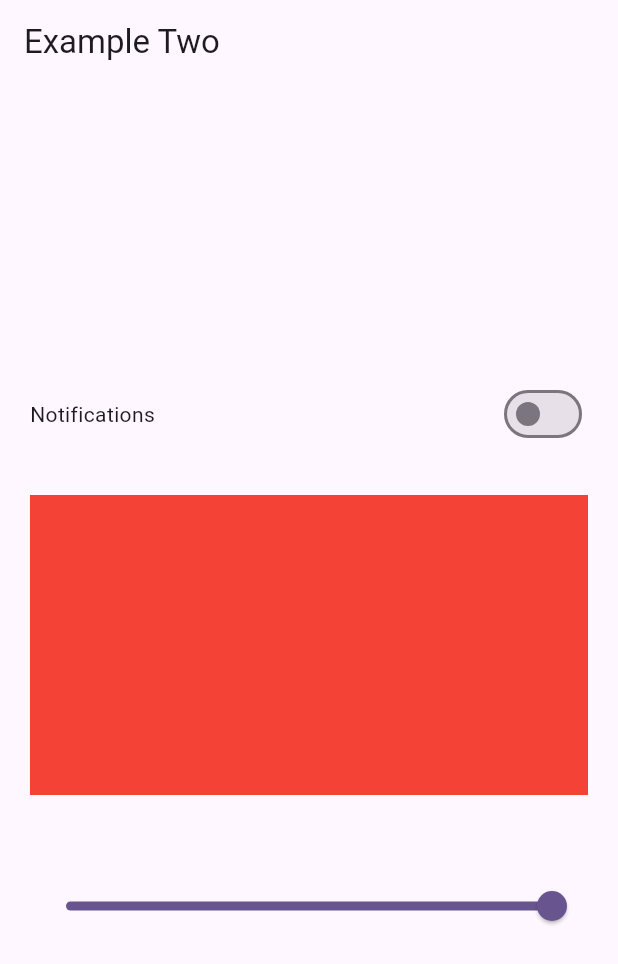
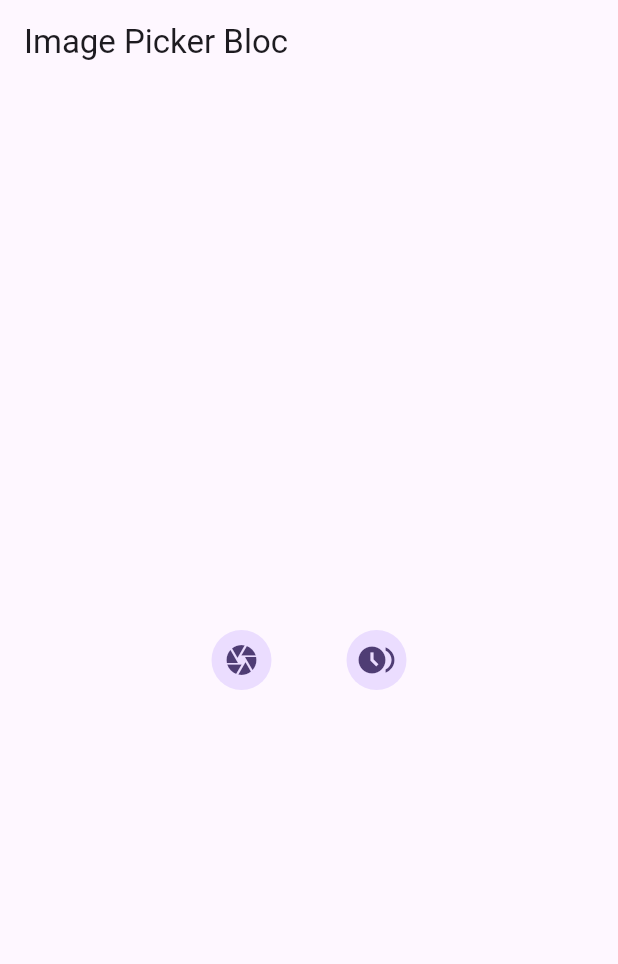
Before and after one commit to KrishKanojia/Bloc-Project, a Flutter app: the screen it shows after launch, on a phone screen of 412 x 824 dp. Shown: the top 964 px of the screen. Run offline on Flutter 3.47's test engine with Material 3 defaults, Android fonts, the phone set to English and light mode, and no system bars; our stand-ins replace bloc, equatable, flutter_bloc, image_picker.

Commit message:
Bloc ImagePicker

```diff
--- /dev/null
+++ b/lib/bloc/imagePicker/imagePicker_bloc.dart
@@ -0,0 +1,25 @@
+import 'package:bloc/bloc.dart';
+import 'package:demo_app/bloc/imagePicker/imagePicker_event.dart';
+import 'package:demo_app/bloc/imagePicker/imagePicker_state.dart';
+import 'package:demo_app/utils/image_picker_utils.dart';
+import 'package:image_picker/image_picker.dart';
+
+class ImagePickerBloc extends Bloc<ImagePickerEvent, ImagePickerState> {
+  final ImagePickerUtils imageUtils;
+  ImagePickerBloc(this.imageUtils) : super(const ImagePickerState()) {
+    on<CameraCapture>(_cameraCapture);
+    on<GalleryImagePicker>(_galleryImagePicker);
+  }
+
+  void _cameraCapture(
+      ImagePickerEvent event, Emitter<ImagePickerState> emit) async {
+    XFile? file = await imageUtils.cameraCapture();
+    emit(state.copyWith(file: file));
+  }
+
+  void _galleryImagePicker(
+      ImagePickerEvent event, Emitter<ImagePickerState> emit) async {
+    XFile? file = await imageUtils.picKImageFromGallery();
+    emit(state.copyWith(file: file));
+  }
+}
--- /dev/null
+++ b/lib/bloc/imagePicker/imagePicker_event.dart
@@ -0,0 +1,11 @@
+import 'package:equatable/equatable.dart';
+
+abstract class ImagePickerEvent extends Equatable {
+  const ImagePickerEvent();
+  @override
+  List<Object> get props => [];
+}
+
+class CameraCapture extends ImagePickerEvent {}
+
+class GalleryImagePicker extends ImagePickerEvent {}
--- /dev/null
+++ b/lib/bloc/imagePicker/imagePicker_state.dart
@@ -0,0 +1,14 @@
+import 'package:equatable/equatable.dart';
+import 'package:image_picker/image_picker.dart';
+
+class ImagePickerState extends Equatable {
+  final XFile? file;
+  const ImagePickerState({this.file});
+
+  ImagePickerState copyWith({XFile? file}) {
+    return ImagePickerState(file: file ?? this.file);
+  }
+
+  @override
+  List<Object?> get props => [file];
+}
--- a/lib/bloc/switch/switch_event.dart
+++ b/lib/bloc/switch/switch_event.dart
@@ -12,7 +12,7 @@ class EnableOrDisableNotification extends SwitchEvent {}
 class SliderEvent extends SwitchEvent {
   final double value;
 
-  SliderEvent({required this.value});
+  const SliderEvent({required this.value});
 
   @override
   List<Object> get props => [value];
--- a/lib/main.dart
+++ b/lib/main.dart
@@ -1,7 +1,10 @@
 import 'package:demo_app/bloc/counter/counter_bloc.dart';
+import 'package:demo_app/bloc/imagePicker/imagePicker_bloc.dart';
 import 'package:demo_app/bloc/switch/switch_bloc.dart';
 import 'package:demo_app/ui/counter/counter_screen.dart';
+import 'package:demo_app/ui/imagePicker/imagePicker_screen.dart';
 import 'package:demo_app/ui/switch/switch_screen.dart';
+import 'package:demo_app/utils/image_picker_utils.dart';
 import 'package:flutter/material.dart';
 import 'package:flutter_bloc/flutter_bloc.dart';
 
@@ -18,6 +21,7 @@ class MyApp extends StatelessWidget {
       providers: [
         BlocProvider(create: (context) => CounterBloc()),
         BlocProvider(create: (context) => SwitchBloc()),
+        BlocProvider(create: (context) => ImagePickerBloc(ImagePickerUtils())),
       ],
       child: MaterialApp(
         title: 'Flutter Demo',
@@ -26,7 +30,7 @@ class MyApp extends StatelessWidget {
           colorScheme: ColorScheme.fromSeed(seedColor: Colors.deepPurple),
           useMaterial3: true,
         ),
-        home: const SwitchExample(),
+        home: const ImagePickerScreen(),
       ),
     );
   }
--- /dev/null
+++ b/lib/ui/imagePicker/imagePicker_screen.dart
@@ -0,0 +1,53 @@
+import 'dart:io';
+
+import 'package:demo_app/bloc/imagePicker/imagePicker_bloc.dart';
+import 'package:demo_app/bloc/imagePicker/imagePicker_event.dart';
+import 'package:demo_app/bloc/imagePicker/imagePicker_state.dart';
+import 'package:flutter/material.dart';
+import 'package:flutter/widgets.dart';
+import 'package:flutter_bloc/flutter_bloc.dart';
+
+class ImagePickerScreen extends StatelessWidget {
+  const ImagePickerScreen({super.key});
+
+  @override
+  Widget build(BuildContext context) {
+    return Scaffold(
+      appBar: AppBar(
+        title: const Text("Image Picker Bloc"),
+      ),
+      body: Center(
+        child: BlocBuilder<ImagePickerBloc, ImagePickerState>(
+          builder: (context, state) {
+            return state.file == null
+                ? Row(
+                    mainAxisAlignment: MainAxisAlignment.center,
+                    children: [
+                      InkWell(
+                        onTap: () => context
+                            .read<ImagePickerBloc>()
+                            .add(CameraCapture()),
+                        child: const CircleAvatar(
+                          child: Icon(Icons.camera),
+                        ),
+                      ),
+                      const SizedBox(width: 50),
+                      InkWell(
+                        onTap: () => context
+                            .read<ImagePickerBloc>()
+                            .add(GalleryImagePicker()),
+                        child: const CircleAvatar(
+                          child: Icon(Icons.browse_gallery_sharp),
+                        ),
+                      ),
+                    ],
+                  )
+                : Image.file(
+                    File(state.file!.path.toString()),
+                  );
+          },
+        ),
+      ),
+    );
+  }
+}
--- /dev/null
+++ b/lib/utils/image_picker_utils.dart
@@ -0,0 +1,15 @@
+import 'package:image_picker/image_picker.dart';
+
+class ImagePickerUtils {
+  final ImagePicker _picker = ImagePicker();
+
+  Future<XFile?> cameraCapture() async {
+    final XFile? file = await _picker.pickImage(source: ImageSource.camera);
+    return file;
+  }
+
+  Future<XFile?> picKImageFromGallery() async {
+    final XFile? file = await _picker.pickImage(source: ImageSource.gallery);
+    return file;
+  }
+}
--- a/pubspec.yaml
+++ b/pubspec.yaml
@@ -15,6 +15,8 @@ dependencies:
   bloc: ^8.1.2
   flutter_bloc: ^8.1.3
   equatable: ^2.0.5
+  image_picker: ^1.0.4
+
 
 
 dev_dependencies:
```
Also changed, not shown: pubspec.lock, 6 other files.
